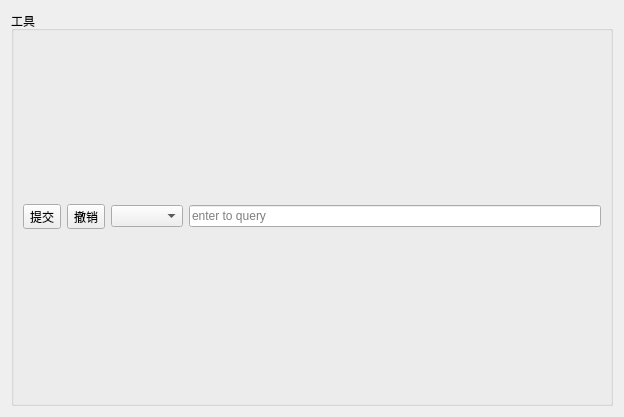
The window that cmbasetab.ui (wusimpl/CommoditySellingInfoSystem) describes before a commit, drawn with Qt 5.
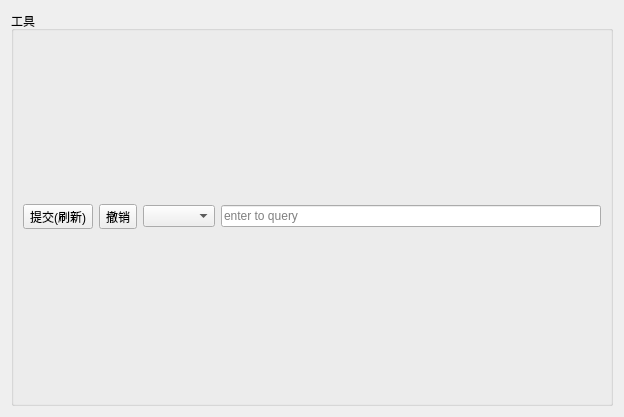
The same window after the commit. Icons and pictures are not drawn.

```diff
--- a/cmbasetab.ui
+++ b/cmbasetab.ui
@@ -27,7 +27,7 @@
           <item>
            <widget class="QToolButton" name="submitActionButton">
             <property name="text">
-             <string extracomment="提交到数据库">提交</string>
+             <string extracomment="提交到数据库">提交(刷新)</string>
             </property>
             <property name="icon">
              <iconset resource="res.qrc">
```
